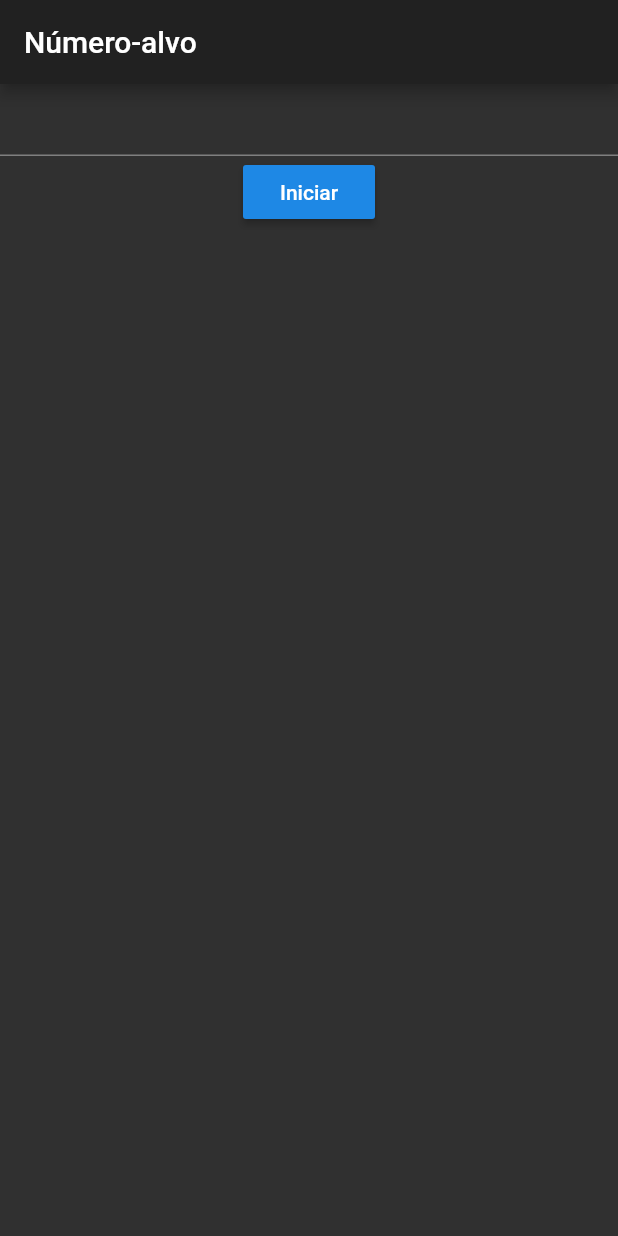
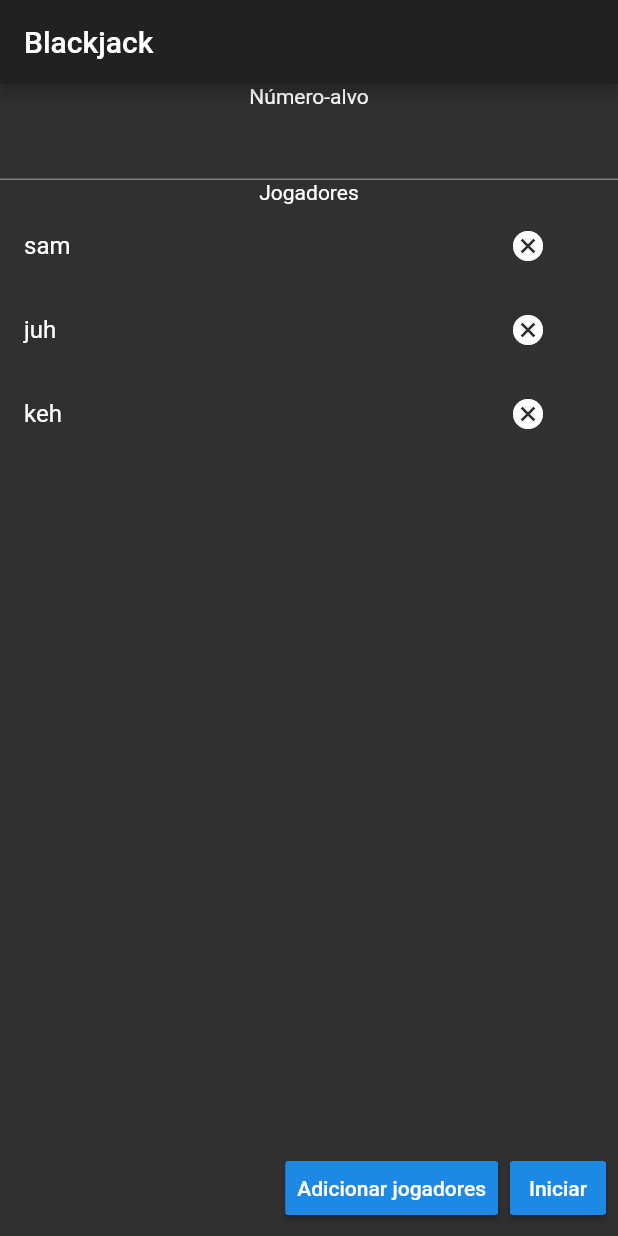
Before and after one commit to ImperadorSid/blackjack-mobile, a Flutter app: the screen it shows after launch, on a phone screen of 412 x 824 dp. Run offline on Flutter 3.47's test engine with Material 2 defaults, Android fonts, the phone set to English and light mode, and no system bars.

Commit message:
Move player selection to Home

```diff
--- a/lib/home.dart
+++ b/lib/home.dart
@@ -1,25 +1,95 @@
 import 'package:flutter/material.dart';
 import 'game.dart';
+import 'player.dart';
 
-class Home extends StatelessWidget {
+class Home extends StatefulWidget {
   @override
-  Widget build(BuildContext context) {
-    int _chosenNumber = 0;
+  _HomeState createState() => _HomeState();
+}
 
-    return Scaffold(
-      appBar: AppBar(title: Text('Número-alvo')),
-      body: Column(
-        children: <Widget>[
-          TextField(
-            onChanged: (valueInput) => _chosenNumber = int.parse(valueInput),
-            // onChanged: (valueInput) => print(int.parse(valueInput)),
+class _HomeState extends State<Home> {
+  List<Player> _playersList = [
+    Player('sam', 0),
+    Player('juh', 0),
+    Player('keh', 0)
+  ];
+  int _chosenNumber = 21;
+
+  void addPlayer(String playerName) {
+    setState(() => _playersList.add(Player(playerName, 0)));
+    Navigator.of(context).pop();
+  }
+
+  void removePlayer(int indexToRemove) =>
+      setState(() => _playersList.removeAt(indexToRemove));
+
+  ListTile playerRow(int playerIndex) => ListTile(
+        title: Text('${_playersList[playerIndex].name}'),
+        trailing: FlatButton(
+          onPressed: () => removePlayer(playerIndex),
+          child: Icon(Icons.cancel),
+        ),
+      );
+
+  void dialogInputPlayerName() {
+    String playerName = '';
+    showDialog(
+      context: context,
+      builder: (context) => AlertDialog(
+        title: Text('Nome do jogador'),
+        content:
+            TextField(onChanged: (nameInputted) => playerName = nameInputted),
+        actions: <Widget>[
+          FlatButton(
+            onPressed: () => Navigator.of(context).pop(),
+            child: Text('Cancelar'),
           ),
-          RaisedButton(
-            onPressed: () => Navigator.push(context, MaterialPageRoute(builder: (context) => Game(targetNumber: _chosenNumber))),
-            child: Text('Iniciar'),
+          FlatButton(
+            onPressed: () => addPlayer(playerName),
+            child: Text('Adicionar'),
           )
         ],
       ),
     );
   }
+
+  @override
+  Widget build(BuildContext context) {
+    return Scaffold(
+      appBar: AppBar(title: Text('Blackjack')),
+      body: Column(
+        children: <Widget>[
+          Text('Número-alvo'),
+          TextField(
+            onChanged: (valueInput) => _chosenNumber = int.parse(valueInput),
+          ),
+          Text('Jogadores'),
+          Expanded(
+            child: ListView.builder(
+              itemBuilder: (context, index) => playerRow(index),
+              itemCount: _playersList.length,
+            ),
+          ),
+          ButtonBar(
+            children: <Widget>[
+              RaisedButton(
+                onPressed: dialogInputPlayerName,
+                child: Text('Adicionar jogadores'),
+              ),
+              RaisedButton(
+                onPressed: () => Navigator.push(
+                    context,
+                    MaterialPageRoute(
+                        builder: (context) => Game(
+                              targetNumber: _chosenNumber,
+                              players: _playersList,
+                            ))),
+                child: Text('Iniciar'),
+              ),
+            ],
+          ),
+        ],
+      ),
+    );
+  }
 }
--- /dev/null
+++ b/lib/player.dart
@@ -0,0 +1,6 @@
+class Player{
+  final String name;
+  final int points;
+
+  Player(this.name, this.points);
+}
```
Also changed, not shown: lib/game.dart (+9 -58 lines).
